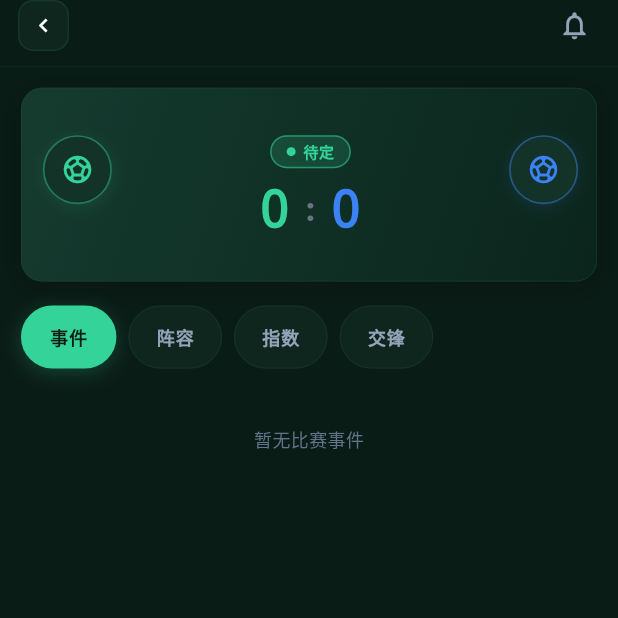
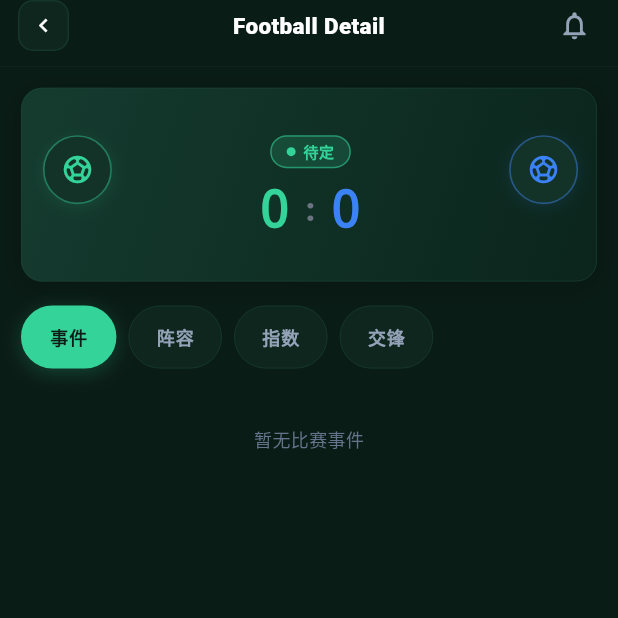
Before and after one commit to TDGYL/BallMatrix, a Flutter app: the BMFootballDetailPage screen opened directly with empty values, on a phone screen of 412 x 824 dp, the top half of it. Run offline on Flutter 3.47's test engine with Material 3 defaults, Android fonts, the light colour scheme and no system bars; our stand-ins replace dio, image_picker, package_info_plus, shared_preferences, webview_flutter; missing offline and left inert: captcha_plugin_flutter, gal; accounts and stored records are empty; network calls fail; Roboto replaces fonts that are missing (-apple-system).

Commit message:
feat: 优化项目

```diff
--- a/lib/pages/match/bm_football_detail_page.dart
+++ b/lib/pages/match/bm_football_detail_page.dart
@@ -291,7 +291,20 @@ class _BMFootballDetailPageState extends BMBasePageState<BMFootballDetailPage> {
               ),
             ),
             const SizedBox(width: 12),
-            const Expanded(child: SizedBox()),
+            // 导航中间标题 (足球详情)
+            const Expanded(
+              child: Text(
+                'Football Detail',
+                textAlign: TextAlign.center,
+                maxLines: 1,
+                overflow: TextOverflow.ellipsis,
+                style: TextStyle(
+                  color: Colors.white,
+                  fontSize: 15,
+                  fontWeight: FontWeight.w800,
+                ),
+              ),
+            ),
             const SizedBox(width: 12),
             GestureDetector(
               onTap: _toggleSubscribe,
```
Also changed, not shown: lib/pages/community/bm_post_topic_match_search_page.dart (+36 -2 lines), lib/pages/home/bm_home_search_page.dart (+34 -2 lines), lib/pages/match/bm_basketball_detail_page.dart (+14 -1 lines), 1 other file.
